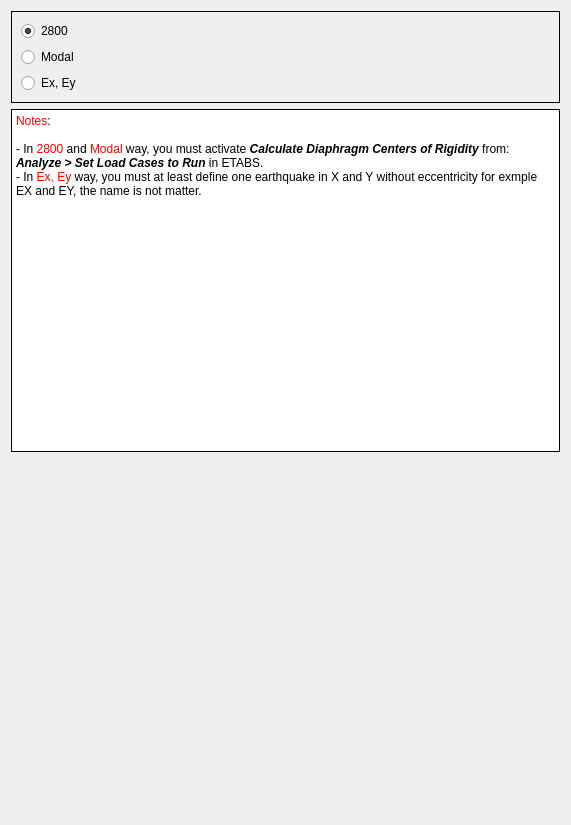
The window that widgets/get_siffness_story_way.ui (ebrahimraeyat/civilTools) describes before a commit, drawn with Qt 5.
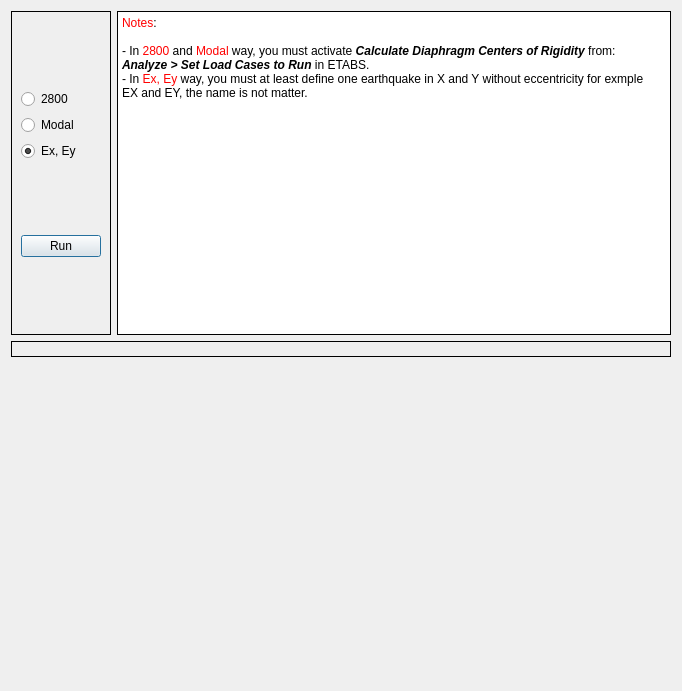
The same window after the commit. Icons and pictures are not drawn.

What changed in the file:
```diff
--- a/widgets/get_siffness_story_way.ui
+++ b/widgets/get_siffness_story_way.ui
@@ -6,8 +6,8 @@
    <rect>
     <x>0</x>
     <y>0</y>
-    <width>571</width>
-    <height>825</height>
+    <width>682</width>
+    <height>691</height>
    </rect>
   </property>
   <property name="sizePolicy">
@@ -27,10 +27,10 @@
   <property name="windowTitle">
    <string>Calculating Story Stiffness</string>
   </property>
-  <layout class="QVBoxLayout" name="verticalLayout_3">
-   <item>
     <layout class="QVBoxLayout" name="verticalLayout_2">
      <item>
+    <layout class="QHBoxLayout" name="horizontalLayout">
+     <item>
       <widget class="QFrame" name="frame">
        <property name="frameShape">
         <enum>QFrame::Box</enum>
@@ -38,7 +38,7 @@
        <property name="frameShadow">
         <enum>QFrame::Plain</enum>
        </property>
-       <layout class="QHBoxLayout" name="horizontalLayout_2">
+       <layout class="QVBoxLayout" name="verticalLayout_3">
         <item>
          <layout class="QVBoxLayout" name="verticalLayout">
           <property name="sizeConstraint">
@@ -50,7 +50,7 @@
              <string>2800</string>
             </property>
             <property name="checked">
-             <bool>true</bool>
+             <bool>false</bool>
             </property>
            </widget>
           </item>
@@ -66,10 +66,30 @@
             <property name="text">
              <string>Ex, Ey</string>
             </property>
+            <property name="checked">
+             <bool>true</bool>
+            </property>
            </widget>
           </item>
          </layout>
         </item>
+        <item>
+         <widget class="QPushButton" name="run">
+          <property name="text">
+           <string>Run</string>
+          </property>
+          <property name="icon">
+           <iconset resource="../civiltools.qrc">
+            <normaloff>:/civiltools/images/run.svg</normaloff>:/civiltools/images/run.svg</iconset>
+          </property>
+          <property name="iconSize">
+           <size>
+            <width>60</width>
+            <height>60</height>
+           </size>
+          </property>
+         </widget>
+        </item>
        </layout>
       </widget>
      </item>
@@ -107,14 +127,28 @@
        </property>
       </widget>
      </item>
+    </layout>
+   </item>
      <item>
       <widget class="QLabel" name="label">
+     <property name="frameShape">
+      <enum>QFrame::Box</enum>
+     </property>
+     <property name="frameShadow">
+      <enum>QFrame::Plain</enum>
+     </property>
+     <property name="lineWidth">
+      <number>1</number>
+     </property>
        <property name="text">
         <string/>
        </property>
        <property name="pixmap">
         <pixmap resource="../civiltools.qrc">:/civiltools/images/calculate_center_of_rigidity.jpeg</pixmap>
        </property>
+     <property name="alignment">
+      <set>Qt::AlignCenter</set>
+     </property>
       </widget>
      </item>
      <item>
@@ -125,12 +159,10 @@
        <property name="sizeHint" stdset="0">
         <size>
          <width>20</width>
-         <height>40</height>
+       <height>12</height>
         </size>
        </property>
       </spacer>
-     </item>
-    </layout>
    </item>
   </layout>
  </widget>
```
Lines whose indentation alone changed are shown as unchanged.
